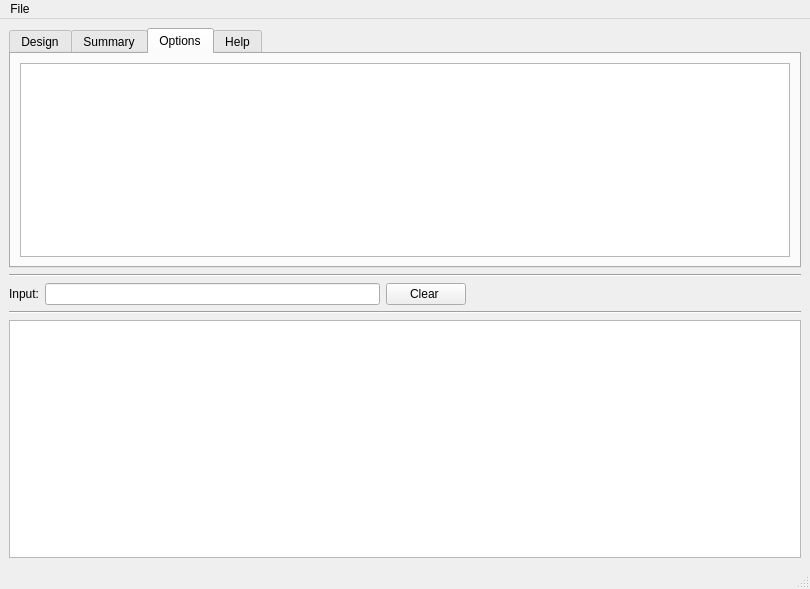
This is turingmachinewindow.ui in MaloneMKD/Turing-Machine-Simulator as Qt 5 draws it before an edit. The edited form follows.
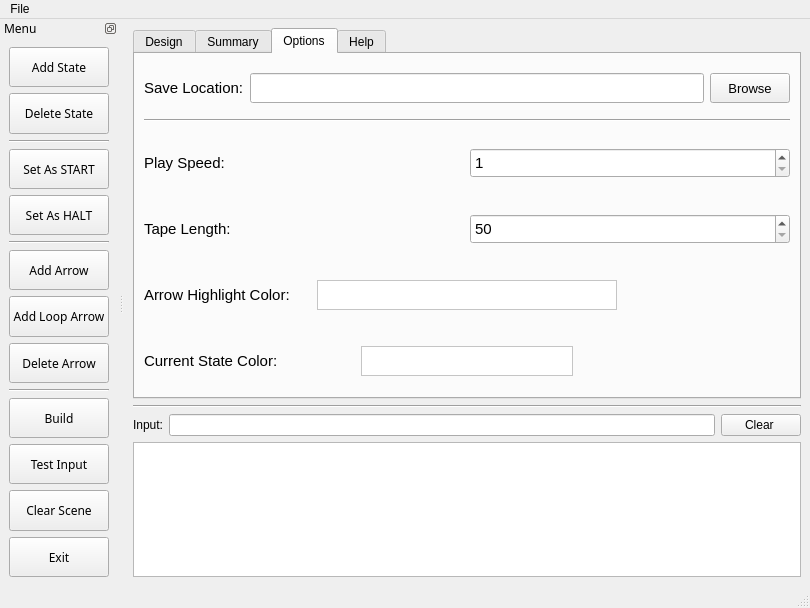
This is the edited form. The open tabs and pages were chosen to show the change. Icons and pictures are not drawn.

Commit message: Created a new user interface

Diff of the .ui file:
```diff
--- a/turingmachinewindow.ui
+++ b/turingmachinewindow.ui
@@ -7,7 +7,7 @@
     <x>0</x>
     <y>0</y>
     <width>810</width>
-    <height>589</height>
+    <height>608</height>
    </rect>
   </property>
   <property name="sizePolicy">
@@ -85,15 +85,366 @@
        </attribute>
        <layout class="QVBoxLayout" name="verticalLayout_4">
         <item>
-         <widget class="QGraphicsView" name="optionsGraphicsView">
-          <property name="frameShadow">
-           <enum>QFrame::Raised</enum>
+         <layout class="QHBoxLayout" name="horizontalLayout_5">
+          <property name="topMargin">
+           <number>10</number>
           </property>
-          <property name="renderHints">
-           <set>QPainter::Antialiasing|QPainter::TextAntialiasing</set>
+          <property name="bottomMargin">
+           <number>10</number>
+          </property>
+          <item>
+           <widget class="QLabel" name="label_4">
+            <property name="minimumSize">
+             <size>
+              <width>0</width>
+              <height>30</height>
+             </size>
+            </property>
+            <property name="font">
+             <font>
+              <pointsize>11</pointsize>
+             </font>
+            </property>
+            <property name="text">
+             <string>Save Location:</string>
+            </property>
+           </widget>
+          </item>
+          <item>
+           <widget class="QLineEdit" name="saveLocationLineEdit">
+            <property name="minimumSize">
+             <size>
+              <width>0</width>
+              <height>30</height>
+             </size>
+            </property>
+            <property name="font">
+             <font>
+              <pointsize>11</pointsize>
+             </font>
+            </property>
+            <property name="frame">
+             <bool>true</bool>
+            </property>
+            <property name="readOnly">
+             <bool>true</bool>
+            </property>
+           </widget>
+          </item>
+          <item>
+           <widget class="QPushButton" name="browseButton">
+            <property name="minimumSize">
+             <size>
+              <width>0</width>
+              <height>30</height>
+             </size>
+            </property>
+            <property name="font">
+             <font>
+              <pointsize>10</pointsize>
+             </font>
+            </property>
+            <property name="text">
+             <string>Browse</string>
+            </property>
+            <property name="icon">
+             <iconset theme="folder-open" resource="ImagesAndIcons.qrc">
+              <normaloff>:/new/prefix1/Images and Icons/browse icon.png</normaloff>:/new/prefix1/Images and Icons/browse icon.png</iconset>
+            </property>
+            <property name="iconSize">
+             <size>
+              <width>30</width>
+              <height>30</height>
+             </size>
+            </property>
+           </widget>
+          </item>
+         </layout>
+        </item>
+        <item>
+         <widget class="Line" name="line_8">
+          <property name="orientation">
+           <enum>Qt::Horizontal</enum>
           </property>
          </widget>
         </item>
+        <item>
+         <layout class="QHBoxLayout" name="horizontalLayout_6">
+          <property name="topMargin">
+           <number>20</number>
+          </property>
+          <property name="rightMargin">
+           <number>0</number>
+          </property>
+          <property name="bottomMargin">
+           <number>10</number>
+          </property>
+          <item>
+           <widget class="QLabel" name="label_5">
+            <property name="minimumSize">
+             <size>
+              <width>0</width>
+              <height>30</height>
+             </size>
+            </property>
+            <property name="font">
+             <font>
+              <pointsize>11</pointsize>
+             </font>
+            </property>
+            <property name="text">
+             <string>Play Speed:</string>
+            </property>
+           </widget>
+          </item>
+          <item>
+           <widget class="QSpinBox" name="playSpeedSpinBox">
+            <property name="minimumSize">
+             <size>
+              <width>0</width>
+              <height>30</height>
+             </size>
+            </property>
+            <property name="font">
+             <font>
+              <pointsize>11</pointsize>
+             </font>
+            </property>
+            <property name="frame">
+             <bool>true</bool>
+            </property>
+            <property name="buttonSymbols">
+             <enum>QAbstractSpinBox::UpDownArrows</enum>
+            </property>
+            <property name="minimum">
+             <number>1</number>
+            </property>
+            <property name="maximum">
+             <number>10</number>
+            </property>
+           </widget>
+          </item>
+         </layout>
+        </item>
+        <item>
+         <layout class="QHBoxLayout" name="horizontalLayout_7">
+          <property name="topMargin">
+           <number>20</number>
+          </property>
+          <property name="bottomMargin">
+           <number>10</number>
+          </property>
+          <item>
+           <widget class="QLabel" name="label_6">
+            <property name="minimumSize">
+             <size>
+              <width>0</width>
+              <height>30</height>
+             </size>
+            </property>
+            <property name="font">
+             <font>
+              <pointsize>11</pointsize>
+             </font>
+            </property>
+            <property name="text">
+             <string>Tape Length:</string>
+            </property>
+           </widget>
+          </item>
+          <item>
+           <widget class="QSpinBox" name="tapeLengthSpinBox">
+            <property name="minimumSize">
+             <size>
+              <width>0</width>
+              <height>30</height>
+             </size>
+            </property>
+            <property name="font">
+             <font>
+              <pointsize>11</pointsize>
+             </font>
+            </property>
+            <property name="frame">
+             <bool>true</bool>
+            </property>
+            <property name="minimum">
+             <number>50</number>
+            </property>
+            <property name="maximum">
+             <number>200</number>
+            </property>
+           </widget>
+          </item>
+         </layout>
+        </item>
+        <item>
+         <layout class="QHBoxLayout" name="horizontalLayout_8">
+          <property name="topMargin">
+           <number>20</number>
+          </property>
+          <property name="bottomMargin">
+           <number>10</number>
+          </property>
+          <item>
+           <widget class="QLabel" name="label_7">
+            <property name="font">
+             <font>
+              <pointsize>11</pointsize>
+             </font>
+            </property>
+            <property name="text">
+             <string>Arrow Highlight Color:</string>
+            </property>
+           </widget>
+          </item>
+          <item>
+           <widget class="QLabel" name="AHC_Label">
+            <property name="minimumSize">
+             <size>
+              <width>300</width>
+              <height>30</height>
+             </size>
+            </property>
+            <property name="font">
+             <font>
+              <pointsize>10</pointsize>
+             </font>
+            </property>
+            <property name="styleSheet">
+             <string notr="true">background-color: rgb(255, 255, 255);
+color: rgb(0, 0, 0);</string>
+            </property>
+            <property name="frameShape">
+             <enum>QFrame::StyledPanel</enum>
+            </property>
+            <property name="frameShadow">
+             <enum>QFrame::Raised</enum>
+            </property>
+            <property name="text">
+             <string/>
+            </property>
+           </widget>
+          </item>
+          <item>
+           <widget class="QPushButton" name="AHCButton">
+            <property name="enabled">
+             <bool>true</bool>
+            </property>
+            <property name="sizePolicy">
+             <sizepolicy hsizetype="Minimum" vsizetype="Fixed">
+              <horstretch>0</horstretch>
+              <verstretch>0</verstretch>
+             </sizepolicy>
+            </property>
+            <property name="minimumSize">
+             <size>
+              <width>0</width>
+              <height>30</height>
+             </size>
+            </property>
+            <property name="styleSheet">
+             <string notr="true">QPushButton {
+	border-radius: 3;
+}</string>
+            </property>
+            <property name="text">
+             <string/>
+            </property>
+           </widget>
+          </item>
+         </layout>
+        </item>
+        <item>
+         <layout class="QHBoxLayout" name="horizontalLayout_9">
+          <property name="topMargin">
+           <number>20</number>
+          </property>
+          <property name="bottomMargin">
+           <number>10</number>
+          </property>
+          <item>
+           <widget class="QLabel" name="label_8">
+            <property name="font">
+             <font>
+              <pointsize>11</pointsize>
+             </font>
+            </property>
+            <property name="text">
+             <string>Current State Color:</string>
+            </property>
+           </widget>
+          </item>
+          <item>
+           <widget class="QLabel" name="CSC_Label">
+            <property name="minimumSize">
+             <size>
+              <width>0</width>
+              <height>30</height>
+             </size>
+            </property>
+            <property name="font">
+             <font>
+              <pointsize>10</pointsize>
+             </font>
+            </property>
+            <property name="styleSheet">
+             <string notr="true">background-color: rgb(255, 255, 255);
+color: rgb(0, 0, 0);</string>
+            </property>
+            <property name="frameShape">
+             <enum>QFrame::StyledPanel</enum>
+            </property>
+            <property name="frameShadow">
+             <enum>QFrame::Raised</enum>
+            </property>
+            <property name="text">
+             <string/>
+            </property>
+           </widget>
+          </item>
+          <item>
+           <widget class="QPushButton" name="CSCButton">
+            <property name="enabled">
+             <bool>true</bool>
+            </property>
+            <property name="sizePolicy">
+             <sizepolicy hsizetype="Minimum" vsizetype="Fixed">
+              <horstretch>0</horstretch>
+              <verstretch>0</verstretch>
+             </sizepolicy>
+            </property>
+            <property name="minimumSize">
+             <size>
+              <width>0</width>
+              <height>30</height>
+             </size>
+            </property>
+            <property name="styleSheet">
+             <string notr="true">QPushButton {
+	border-radius: 3;
+}</string>
+            </property>
+            <property name="text">
+             <string/>
+            </property>
+           </widget>
+          </item>
+         </layout>
+        </item>
+        <item>
+         <spacer name="verticalSpacer">
+          <property name="orientation">
+           <enum>Qt::Vertical</enum>
+          </property>
+          <property name="sizeHint" stdset="0">
+           <size>
+            <width>20</width>
+            <height>40</height>
+           </size>
+          </property>
+         </spacer>
+        </item>
        </layout>
       </widget>
       <widget class="QWidget" name="helpTab">
@@ -147,30 +498,13 @@
         </property>
        </widget>
       </item>
-      <item>
-       <spacer name="horizontalSpacer">
-        <property name="orientation">
-         <enum>Qt::Horizontal</enum>
-        </property>
-        <property name="sizeHint" stdset="0">
-         <size>
-          <width>40</width>
-          <height>20</height>
-         </size>
-        </property>
-       </spacer>
-      </item>
      </layout>
     </item>
-    <item>
-     <widget class="Line" name="line">
-      <property name="orientation">
-       <enum>Qt::Horizontal</enum>
-      </property>
-     </widget>
-    </item>
     <item>
      <widget class="QGraphicsView" name="tapeGraphicsView">
+      <property name="autoFillBackground">
+       <bool>false</bool>
+      </property>
       <property name="frameShadow">
        <enum>QFrame::Raised</enum>
       </property>
@@ -202,6 +536,206 @@
    </widget>
    <addaction name="menuOptions"/>
   </widget>
+  <widget class="QDockWidget" name="dockWidget">
+   <property name="sizePolicy">
+    <sizepolicy hsizetype="Minimum" vsizetype="Preferred">
+     <horstretch>0</horstretch>
+     <verstretch>0</verstretch>
+    </sizepolicy>
+   </property>
+   <property name="font">
+    <font>
+     <family>Corbel Light</family>
+    </font>
+   </property>
+   <property name="features">
+    <set>QDockWidget::DockWidgetFloatable|QDockWidget::DockWidgetMovable</set>
+   </property>
+   <property name="allowedAreas">
+    <set>Qt::LeftDockWidgetArea|Qt::RightDockWidgetArea</set>
+   </property>
+   <property name="windowTitle">
+    <string>Menu</string>
+   </property>
+   <attribute name="dockWidgetArea">
+    <number>1</number>
+   </attribute>
+   <widget class="QWidget" name="dockWidgetContents">
+    <layout class="QHBoxLayout" name="horizontalLayout_3">
+     <item>
+      <layout class="QVBoxLayout" name="verticalLayout_6">
+       <property name="bottomMargin">
+        <number>0</number>
+       </property>
+       <item>
+        <widget class="QPushButton" name="addStateButton">
+         <property name="sizePolicy">
+          <sizepolicy hsizetype="Expanding" vsizetype="MinimumExpanding">
+           <horstretch>0</horstretch>
+           <verstretch>0</verstretch>
+          </sizepolicy>
+         </property>
+         <property name="text">
+          <string>Add State</string>
+         </property>
+        </widget>
+       </item>
+       <item>
+        <widget class="QPushButton" name="deleteStateButton">
+         <property name="sizePolicy">
+          <sizepolicy hsizetype="Expanding" vsizetype="MinimumExpanding">
+           <horstretch>0</horstretch>
+           <verstretch>0</verstretch>
+          </sizepolicy>
+         </property>
+         <property name="text">
+          <string>Delete State</string>
+         </property>
+        </widget>
+       </item>
+       <item>
+        <widget class="Line" name="line">
+         <property name="orientation">
+          <enum>Qt::Horizontal</enum>
+         </property>
+        </widget>
+       </item>
+       <item>
+        <widget class="QPushButton" name="setAsStartButton">
+         <property name="sizePolicy">
+          <sizepolicy hsizetype="Expanding" vsizetype="MinimumExpanding">
+           <horstretch>0</horstretch>
+           <verstretch>0</verstretch>
+          </sizepolicy>
+         </property>
+         <property name="text">
+          <string>Set As START</string>
+         </property>
+        </widget>
+       </item>
+       <item>
+        <widget class="QPushButton" name="setAsHaltButton">
+         <property name="sizePolicy">
+          <sizepolicy hsizetype="Expanding" vsizetype="MinimumExpanding">
+           <horstretch>0</horstretch>
+           <verstretch>0</verstretch>
+          </sizepolicy>
+         </property>
+         <property name="text">
+          <string>Set As HALT</string>
+         </property>
+        </widget>
+       </item>
+       <item>
+        <widget class="Line" name="line_4">
+         <property name="orientation">
+          <enum>Qt::Horizontal</enum>
+         </property>
+        </widget>
+       </item>
+       <item>
+        <widget class="QPushButton" name="addArrowButton">
+         <property name="sizePolicy">
+          <sizepolicy hsizetype="Expanding" vsizetype="MinimumExpanding">
+           <horstretch>0</horstretch>
+           <verstretch>0</verstretch>
+          </sizepolicy>
+         </property>
+         <property name="text">
+          <string>Add Arrow</string>
+         </property>
+        </widget>
+       </item>
+       <item>
+        <widget class="QPushButton" name="addLoopArrowButton">
+         <property name="sizePolicy">
+          <sizepolicy hsizetype="Expanding" vsizetype="MinimumExpanding">
+           <horstretch>0</horstretch>
+           <verstretch>0</verstretch>
+          </sizepolicy>
+         </property>
+         <property name="text">
+          <string>Add Loop Arrow</string>
+         </property>
+        </widget>
+       </item>
+       <item>
+        <widget class="QPushButton" name="deleteArrowButton">
+         <property name="sizePolicy">
+          <sizepolicy hsizetype="Expanding" vsizetype="MinimumExpanding">
+           <horstretch>0</horstretch>
+           <verstretch>0</verstretch>
+          </sizepolicy>
+         </property>
+         <property name="text">
+          <string>Delete Arrow</string>
+         </property>
+        </widget>
+       </item>
+       <item>
+        <widget class="Line" name="line_2">
+         <property name="orientation">
+          <enum>Qt::Horizontal</enum>
+         </property>
+        </widget>
+       </item>
+       <item>
+        <widget class="QPushButton" name="buildButton">
+         <property name="sizePolicy">
+          <sizepolicy hsizetype="Expanding" vsizetype="MinimumExpanding">
+           <horstretch>0</horstretch>
+           <verstretch>0</verstretch>
+          </sizepolicy>
+         </property>
+         <property name="text">
+          <string>Build</string>
+         </property>
+        </widget>
+       </item>
+       <item>
+        <widget class="QPushButton" name="testInputButton">
+         <property name="sizePolicy">
+          <sizepolicy hsizetype="Expanding" vsizetype="MinimumExpanding">
+           <horstretch>0</horstretch>
+           <verstretch>0</verstretch>
+          </sizepolicy>
+         </property>
+         <property name="text">
+          <string>Test Input</string>
+         </property>
+        </widget>
+       </item>
+       <item>
+        <widget class="QPushButton" name="clearSceneButton">
+         <property name="sizePolicy">
+          <sizepolicy hsizetype="Expanding" vsizetype="MinimumExpanding">
+           <horstretch>0</horstretch>
+           <verstretch>0</verstretch>
+          </sizepolicy>
+         </property>
+         <property name="text">
+          <string>Clear Scene</string>
+         </property>
+        </widget>
+       </item>
+       <item>
+        <widget class="QPushButton" name="exitButton">
+         <property name="sizePolicy">
+          <sizepolicy hsizetype="Expanding" vsizetype="MinimumExpanding">
+           <horstretch>0</horstretch>
+           <verstretch>0</verstretch>
+          </sizepolicy>
+         </property>
+         <property name="text">
+          <string>Exit</string>
+         </property>
+        </widget>
+       </item>
+      </layout>
+     </item>
+    </layout>
+   </widget>
+  </widget>
   <action name="actionSaveTM">
    <property name="text">
     <string>SaveTM</string>
```
Left out of the diff: 369 changed lines with no effect on the pictures. The commit also changes 7 other files.
